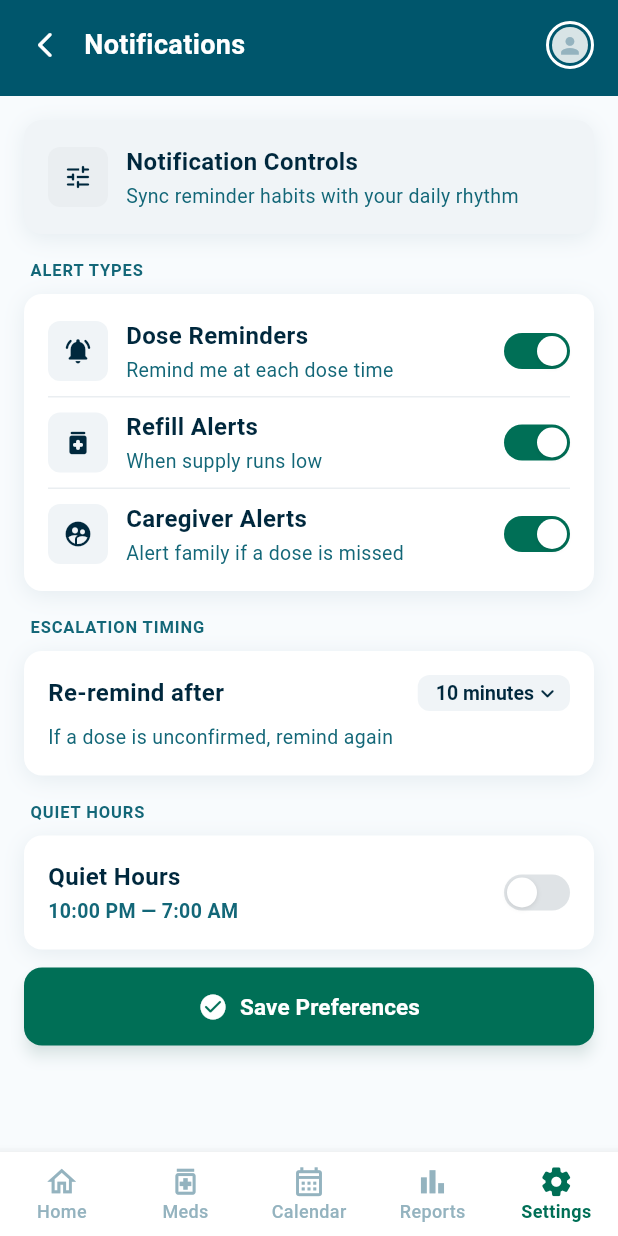
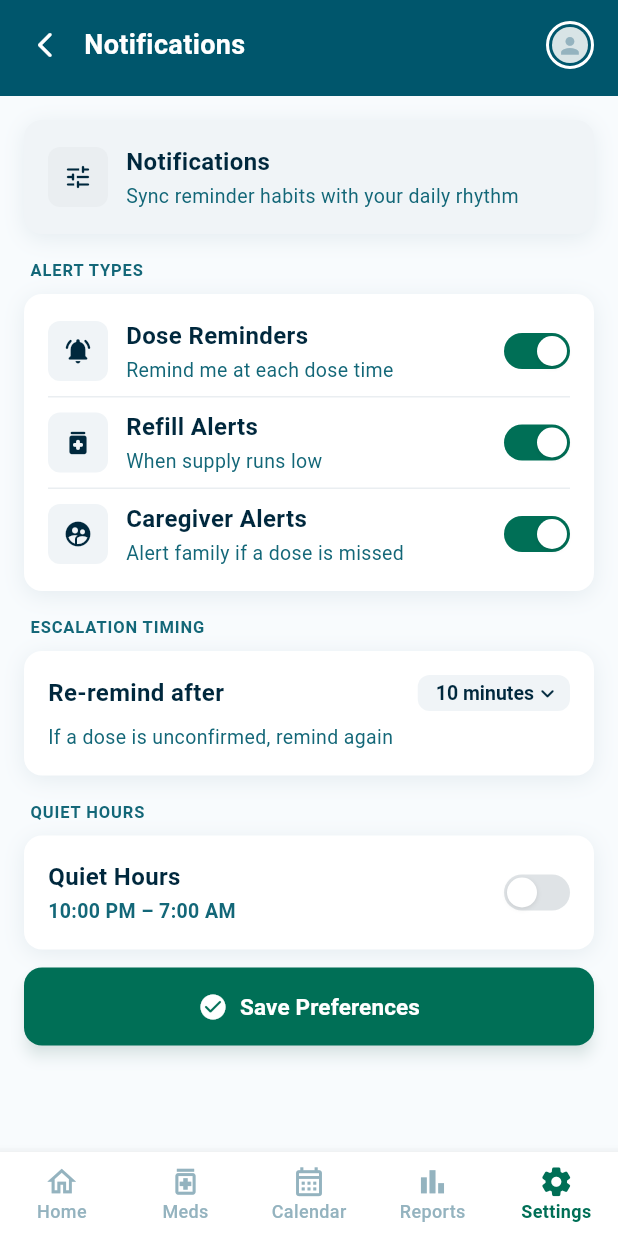
Before and after one commit to hammadraza-hub/MED_REMINDER, a Flutter app: the NotificationsScreen screen opened directly, on a phone screen of 412 x 824 dp. Run offline on Flutter 3.47's test engine with Material 3 defaults, Android fonts, the light colour scheme and no system bars; our stand-ins replace camera, cloud_firestore, cloud_functions, drift, firebase_auth, firebase_core and 11 more; missing offline and left inert: firebase_app_check, google_mlkit_text_recognition; accounts and stored records are empty; generated files the repository leaves out were written again.

Commit message:
M8 step 5f: l10n strings for notifications + permission screens

```diff
--- a/lib/features/settings/notifications_screen.dart
+++ b/lib/features/settings/notifications_screen.dart
@@ -1,6 +1,7 @@
 import 'package:flutter/material.dart';
 
 import '../../core/constants/app_colors.dart';
+import '../../l10n/app_localizations.dart';
 import '../../main_shell.dart';
 import '../../models/notification_settings.dart';
 import '../../repositories/auth_repository.dart';
@@ -59,6 +60,8 @@
 
   String? _uid;
 
+  late final AppLocalizations l10n;
+
   // ============================================================
   // INIT
   // ============================================================
@@ -66,6 +69,7 @@
   @override
   void initState() {
     super.initState();
+    l10n = AppLocalizations.of(context);
     _uid = AuthRepository.instance.currentUid;
     _loadSettings();
   }
@@ -133,7 +137,7 @@
       if (!mounted) return;
       ScaffoldMessenger.of(context)
         ..hideCurrentSnackBar()
-        ..showSnackBar(const SnackBar(content: Text('Preferences saved')));
+        ..showSnackBar(SnackBar(content: Text(l10n.snackbarSaved)));
       await Future<void>.delayed(const Duration(seconds: 2));
       if (!mounted) return;
       setState(() {
@@ -148,7 +152,7 @@
         ..hideCurrentSnackBar()
         ..showSnackBar(
           SnackBar(
-            content: Text('Save failed: $e'),
+            content: Text(l10n.snackbarSaveFailed(e.toString())),
             backgroundColor: AppColors.formAccent.withValues(alpha: 0.9),
           ),
         );
@@ -189,7 +193,7 @@
                     color: AppColors.reportPrimary, size: 48),
                 const SizedBox(height: 12),
                 Text(
-                  'Could not load settings',
+                  l10n.couldNotLoadSettings,
                   style: TextStyle(
                     color: AppColors.reportPrimary,
                     fontSize: 16,
@@ -230,15 +234,15 @@
                       children: [
                         _buildContextCard(),
                         const SizedBox(height: 16),
-                        _buildSectionLabel('Alert Types'),
+                        _buildSectionLabel(l10n.sectionAlertTypes),
                         const SizedBox(height: 8),
                         _buildAlertTypesCard(),
                         const SizedBox(height: 16),
-                        _buildSectionLabel('Escalation Timing'),
+                        _buildSectionLabel(l10n.sectionEscalationTiming),
                         const SizedBox(height: 8),
                         _buildEscalationCard(),
                         const SizedBox(height: 16),
-                        _buildSectionLabel('Quiet Hours'),
+                        _buildSectionLabel(l10n.sectionQuietHours),
                         const SizedBox(height: 8),
                         _buildQuietHoursCard(),
                         const SizedBox(height: 12),
@@ -282,9 +286,9 @@
                 ),
               ),
               const SizedBox(width: 2),
-              const Expanded(
+                Expanded(
                 child: Text(
-                  'Notifications',
+                  l10n.notificationsTitle,
                   style: TextStyle(
                     color: AppColors.surface,
                     fontSize: 18,
@@ -319,12 +323,12 @@
             background: AppColors.reportSurfaceContainer,
           ),
           const SizedBox(width: 12),
-          const Expanded(
+          Expanded(
             child: Column(
               crossAxisAlignment: CrossAxisAlignment.start,
               children: [
                 Text(
-                  'Notification Controls',
+                  l10n.notificationsTitle,
                   style: TextStyle(
                     color: AppColors.reportPrimary,
                     fontSize: 16,
@@ -333,7 +337,7 @@
                 ),
                 SizedBox(height: 2),
                 Text(
-                  'Sync reminder habits with your daily rhythm',
+                  l10n.notificationsSubtitle,
                   maxLines: 1,
                   overflow: TextOverflow.ellipsis,
                   style: TextStyle(
@@ -434,9 +438,9 @@
         children: [
           Row(
             children: [
-              const Expanded(
+              Expanded(
                 child: Text(
-                  'Re-remind after',
+                  l10n.escalationLabel,
                   style: TextStyle(
                     color: AppColors.reportPrimary,
                     fontSize: 16,
@@ -449,8 +453,8 @@
             ],
           ),
           const SizedBox(height: 8),
-          const Text(
-            'If a dose is unconfirmed, remind again',
+          Text(
+            l10n.escalationMinutesDesc,
             style: TextStyle(
               color: AppColors.permissionsSecondary,
               fontSize: 13,
@@ -488,7 +492,7 @@
             for (final minutes in NotificationsData.escalationMinutes)
               DropdownMenuItem<int>(
                 value: minutes,
-                child: Text('$minutes minutes'),
+                child: Text(l10n.minutesFormat(minutes)),
               ),
           ],
           onChanged: (value) {
@@ -512,12 +516,12 @@
       padding: const EdgeInsets.all(16),
       child: Row(
         children: [
-          const Expanded(
+          Expanded(
             child: Column(
               crossAxisAlignment: CrossAxisAlignment.start,
               children: [
                 Text(
-                  'Quiet Hours',
+                  l10n.quietHoursLabel,
                   style: TextStyle(
                     color: AppColors.reportPrimary,
                     fontSize: 16,
@@ -526,7 +530,7 @@
                 ),
                 SizedBox(height: 2),
                 Text(
-                  NotificationsData.quietHoursRange,
+                  l10n.quietHoursRange,
                   style: TextStyle(
                     color: AppColors.permissionsSecondary,
                     fontSize: 13,
@@ -580,7 +584,7 @@
             ),
             const SizedBox(width: 8),
             Text(
-              _justSaved ? 'Preferences Saved!' : 'Save Preferences',
+              _justSaved ? l10n.snackbarSavedDone : l10n.btnSavePreferences,
               style: const TextStyle(
                 fontSize: 15,
                 fontWeight: FontWeight.w600,
--- a/lib/l10n/app_localizations.dart
+++ b/lib/l10n/app_localizations.dart
@@ -2869,6 +2869,210 @@
   /// In en, this message translates to:
   /// **'Confirm & Continue →'**
   String get reviewScanConfirmContinue;
+
+  /// No description provided for @couldNotLoadSettings.
+  ///
+  /// In en, this message translates to:
+  /// **'Could not load settings'**
+  String get couldNotLoadSettings;
+
+  /// No description provided for @notificationsTitle.
+  ///
+  /// In en, this message translates to:
+  /// **'Notifications'**
+  String get notificationsTitle;
+
+  /// No description provided for @notificationsSubtitle.
+  ///
+  /// In en, this message translates to:
+  /// **'Sync reminder habits with your daily rhythm'**
+  String get notificationsSubtitle;
+
+  /// No description provided for @sectionAlertTypes.
+  ///
+  /// In en, this message translates to:
+  /// **'Alert Types'**
+  String get sectionAlertTypes;
+
+  /// No description provided for @sectionEscalationTiming.
+  ///
+  /// In en, this message translates to:
+  /// **'Escalation Timing'**
+  String get sectionEscalationTiming;
+
+  /// No description provided for @sectionQuietHours.
+  ///
+  /// In en, this message translates to:
+  /// **'Quiet Hours'**
+  String get sectionQuietHours;
+
+  /// No description provided for @alertDoseTitle.
+  ///
+  /// In en, this message translates to:
+  /// **'Dose Reminders'**
+  String get alertDoseTitle;
+
+  /// No description provided for @alertDoseSubtitle.
+  ///
+  /// In en, this message translates to:
+  /// **'Remind me at each dose time'**
+  String get alertDoseSubtitle;
+
+  /// No description provided for @alertRefillTitle.
+  ///
+  /// In en, this message translates to:
+  /// **'Refill Alerts'**
+  String get alertRefillTitle;
+
+  /// No description provided for @alertRefillSubtitle.
+  ///
+  /// In en, this message translates to:
+  /// **'When supply runs low'**
+  String get alertRefillSubtitle;
+
+  /// No description provided for @alertCaregiverTitle.
+  ///
+  /// In en, this message translates to:
+  /// **'Caregiver Alerts'**
+  String get alertCaregiverTitle;
+
+  /// No description provided for @alertCaregiverSubtitle.
+  ///
+  /// In en, this message translates to:
+  /// **'Alert family if a dose is missed'**
+  String get alertCaregiverSubtitle;
+
+  /// No description provided for @escalationLabel.
+  ///
+  /// In en, this message translates to:
+  /// **'Re-remind after'**
+  String get escalationLabel;
+
+  /// No description provided for @escalationMinutesDesc.
+  ///
+  /// In en, this message translates to:
+  /// **'If a dose is unconfirmed, remind again'**
+  String get escalationMinutesDesc;
+
+  /// No description provided for @quietHoursLabel.
+  ///
+  /// In en, this message translates to:
+  /// **'Quiet Hours'**
+  String get quietHoursLabel;
+
+  /// No description provided for @quietHoursRange.
+  ///
+  /// In en, this message translates to:
+  /// **'10:00 PM – 7:00 AM'**
+  String get quietHoursRange;
+
+  /// No description provided for @btnSavePreferences.
+  ///
+  /// In en, this message translates to:
+  /// **'Save Preferences'**
+  String get btnSavePreferences;
+
+  /// No description provided for @snackbarSaved.
+  ///
+  /// In en, this message translates to:
+  /// **'Preferences saved'**
+  String get snackbarSaved;
+
+  /// No description provided for @snackbarSavedDone.
+  ///
+  /// In en, this message translates to:
+  /// **'Preferences Saved!'**
+  String get snackbarSavedDone;
+
+  /// No description provided for @snackbarSaveFailed.
+  ///
+  /// In en, this message translates to:
+  /// **'Save failed: {error}'**
+  String snackbarSaveFailed(Object error);
+
+  /// No description provided for @minutesFormat.
+  ///
+  /// In en, this message translates to:
+  /// **'{minutes} minutes'**
+  String minutesFormat(int minutes);
+
+  /// No description provided for @permTitle.
+  ///
+  /// In en, this message translates to:
+  /// **'Enable Dose Reminders'**
+  String get permTitle;
+
+  /// No description provided for @permSubtitle.
+  ///
+  /// In en, this message translates to:
+  /// **'MedRemind needs your permission to send dose reminders — at the right time, even when the app is closed.'**
+  String get permSubtitle;
+
+  /// No description provided for @permCardNotificationsTitle.
+  ///
+  /// In en, this message translates to:
+  /// **'Show notifications'**
+  String get permCardNotificationsTitle;
+
+  /// No description provided for @permCardNotificationsSubtitle.
+  ///
+  /// In en, this message translates to:
+  /// **'Receive dose reminders with Taken / Skip / Snooze buttons.'**
+  String get permCardNotificationsSubtitle;
+
+  /// No description provided for @permCardExactAlarmsTitle.
+  ///
+  /// In en, this message translates to:
+  /// **'Set exact alarms'**
+  String get permCardExactAlarmsTitle;
+
+  /// No description provided for @permCardExactAlarmsSubtitle.
+  ///
+  /// In en, this message translates to:
+  /// **'Reminders fire at the exact dose time (required on Android 12+).'**
+  String get permCardExactAlarmsSubtitle;
+
+  /// No description provided for @permBatteryTitle.
+  ///
+  /// In en, this message translates to:
+  /// **'Battery optimisation (Xiaomi / Oppo / Samsung)'**
+  String get permBatteryTitle;
+
+  /// No description provided for @permBatterySubtitle.
+  ///
+  /// In en, this message translates to:
+  /// **'Some phone makers kill background apps aggressively. If reminders don\'t fire, whitelist MedRemind in battery settings.'**
+  String get permBatterySubtitle;
+
+  /// No description provided for @permStatusGranted.
+  ///
+  /// In en, this message translates to:
+  /// **'Permissions granted — reminders are on.'**
+  String get permStatusGranted;
+
+  /// No description provided for @permStatusDenied.
+  ///
+  /// In en, this message translates to:
+  /// **'Permissions denied — you can enable them later in Settings.'**
+  String get permStatusDenied;
+
+  /// No description provided for @permStatusError.
+  ///
+  /// In en, this message translates to:
+  /// **'Could not verify permissions — try again.'**
+  String get permStatusError;
+
+  /// No description provided for @permBtnContinue.
+  ///
+  /// In en, this message translates to:
+  /// **'Continue Anyway'**
+  String get permBtnContinue;
+
+  /// No description provided for @permBtnSkip.
+  ///
+  /// In en, this message translates to:
+  /// **'Skip for now'**
+  String get permBtnSkip;
 }
 
 class _AppLocalizationsDelegate
```
Also changed, not shown: lib/features/onboarding/notification_permission_screen.dart (+23 -18 lines), lib/l10n/app_en.arb (+42 -1 lines), lib/l10n/app_hi.arb (+42 -1 lines), lib/l10n/app_localizations_en.dart (+113 -0 lines), lib/l10n/app_localizations_hi.dart (+115 -1 lines).
